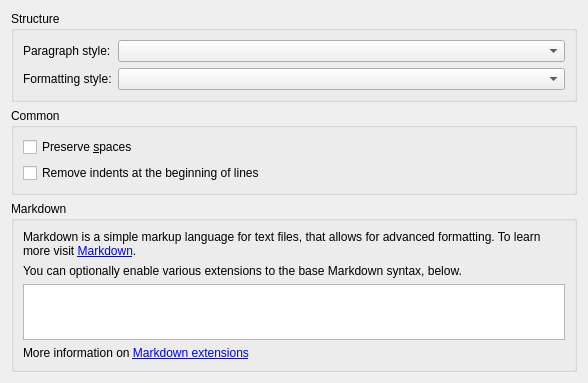
Old version of the form src/calibre/gui2/convert/txt_input.ui in the repository kovidgoyal/calibre.
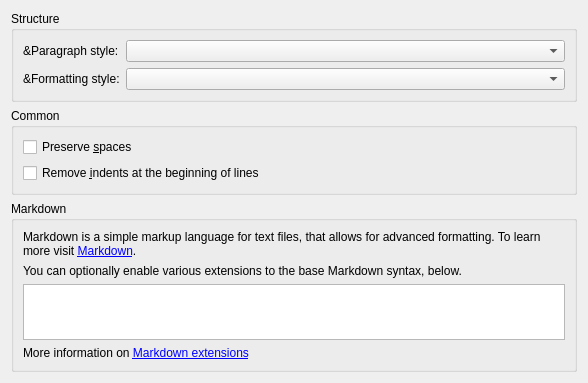
New version of the form.

Diff of the .ui file:
```diff
--- a/src/calibre/gui2/convert/txt_input.ui
+++ b/src/calibre/gui2/convert/txt_input.ui
@@ -29,7 +29,7 @@
          </sizepolicy>
         </property>
         <property name="text">
-         <string>Paragraph style:</string>
+         <string>&amp;Paragraph style:</string>
         </property>
        </widget>
       </item>
@@ -52,7 +52,7 @@
          </sizepolicy>
         </property>
         <property name="text">
-         <string>Formatting style:</string>
+         <string>&amp;Formatting style:</string>
         </property>
        </widget>
       </item>
@@ -85,7 +85,7 @@
       <item>
        <widget class="QCheckBox" name="opt_txt_in_remove_indents">
         <property name="text">
-         <string>Remove indents at the beginning of lines</string>
+         <string>Remove &amp;indents at the beginning of lines</string>
         </property>
        </widget>
       </item>
```
